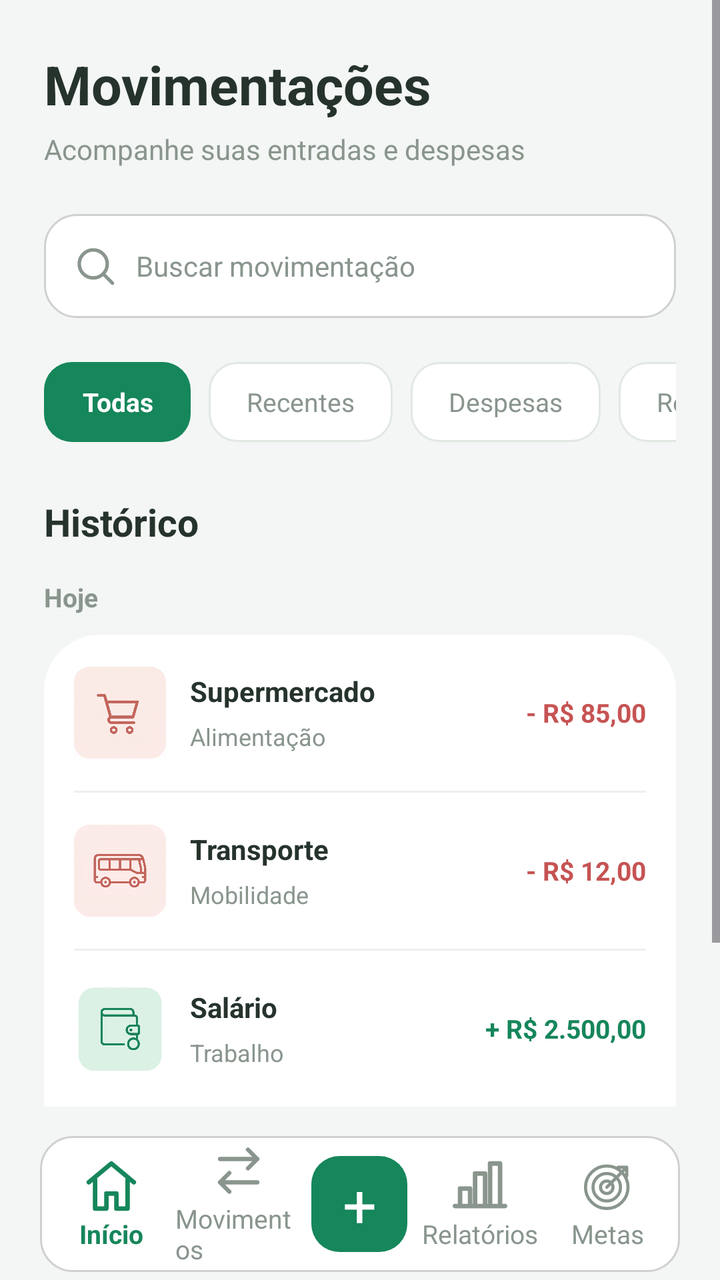
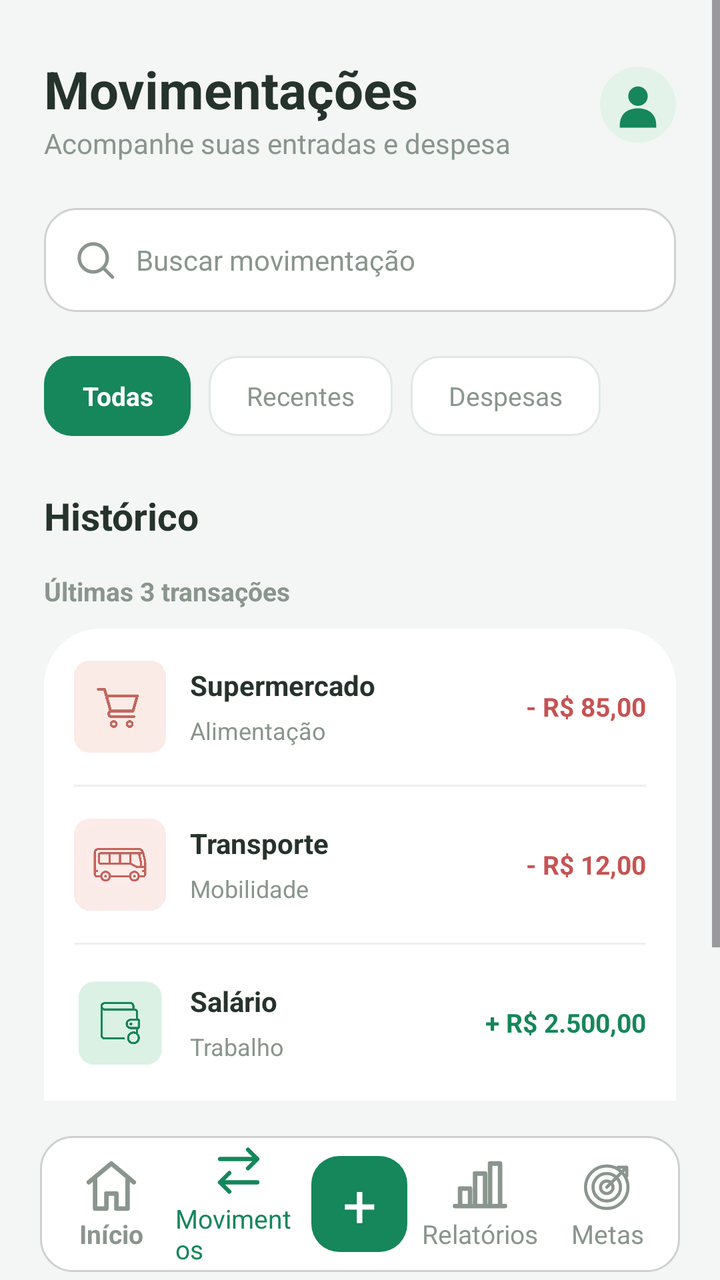

Compare the two renders of this Android layout. The source of the first and the diff that turns it into the second are given below.
<!-- AndroidManifest.xml: application theme Theme.Koin -->
<!-- res/layout/activity_movimentacao.xml -->
<?xml version="1.0" encoding="utf-8"?>
<LinearLayout xmlns:android="http://schemas.android.com/apk/res/android"
    android:id="@+id/main"
    android:layout_width="match_parent"
    android:layout_height="match_parent"
    android:orientation="vertical"
    android:background="#F3F6F4"
    android:fitsSystemWindows="true">

    <ScrollView
        android:layout_width="match_parent"
        android:layout_height="0dp"
        android:layout_weight="1"
        android:fillViewport="true"
        android:clipToPadding="false">

        <LinearLayout
            android:layout_width="match_parent"
            android:layout_height="wrap_content"
            android:orientation="vertical"
            android:paddingStart="22dp"
            android:paddingEnd="22dp"
            android:paddingTop="24dp"
            android:paddingBottom="18dp">

            <TextView
                android:layout_width="wrap_content"
                android:layout_height="wrap_content"
                android:text="Movimentações"
                android:textColor="#26332C"
                android:textSize="27sp"
                android:textStyle="bold" />

            <TextView
                android:layout_width="wrap_content"
                android:layout_height="wrap_content"
                android:layout_marginTop="5dp"
                android:text="Acompanhe suas entradas e despesas"
                android:textColor="#89958D"
                android:textSize="14sp" />

            <LinearLayout
                android:layout_width="match_parent"
                android:layout_height="52dp"
                android:layout_marginTop="23dp"
                android:background="@drawable/barra_busca"
                android:gravity="center_vertical"
                android:orientation="horizontal"
                android:paddingStart="15dp"
                android:paddingEnd="15dp">

                <ImageView
                    android:layout_width="21dp"
                    android:layout_height="21dp"
                    android:src="@drawable/icone_busca"
                    android:contentDescription="Buscar"
                    android:tint="#89958D" />

                <EditText
                    android:id="@+id/etBuscarMovimentacao"
                    android:layout_width="0dp"
                    android:layout_height="match_parent"
                    android:layout_weight="1"
                    android:layout_marginStart="10dp"
                    android:background="@android:color/transparent"
                    android:hint="Buscar movimentação"
                    android:singleLine="true"
                    android:inputType="text"
                    android:textColor="#26332C"
                    android:textColorHint="#89958D"
                    android:textSize="14sp" />

            </LinearLayout>

            <HorizontalScrollView
                android:layout_width="match_parent"
                android:layout_height="wrap_content"
                android:layout_marginTop="22dp"
                android:scrollbars="none">

                <LinearLayout
                    android:layout_width="wrap_content"
                    android:layout_height="wrap_content"
                    android:orientation="horizontal">

                    <TextView
                        android:id="@+id/filtroTodas"
                        android:layout_width="wrap_content"
                        android:layout_height="40dp"
                        android:background="@drawable/filtro_ativo"
                        android:gravity="center"
                        android:paddingStart="19dp"
                        android:paddingEnd="19dp"
                        android:text="Todas"
                        android:textColor="#FFFFFF"
                        android:textSize="13sp"
                        android:textStyle="bold" />

                    <TextView
                        android:id="@+id/filtroRecentes"
                        android:layout_width="wrap_content"
                        android:layout_height="40dp"
                        android:layout_marginStart="9dp"
                        android:background="@drawable/filtro_inativo"
                        android:gravity="center"
                        android:paddingStart="19dp"
                        android:paddingEnd="19dp"
                        android:text="Recentes"
                        android:textColor="#89958D"
                        android:textSize="13sp" />

                    <TextView
                        android:id="@+id/filtroDespesas"
                        android:layout_width="wrap_content"
                        android:layout_height="40dp"
                        android:layout_marginStart="9dp"
                        android:background="@drawable/filtro_inativo"
                        android:gravity="center"
                        android:paddingStart="19dp"
                        android:paddingEnd="19dp"
                        android:text="Despesas"
                        android:textColor="#89958D"
                        android:textSize="13sp" />

                    <TextView
                        android:id="@+id/filtroReceitas"
                        android:layout_width="wrap_content"
                        android:layout_height="40dp"
                        android:layout_marginStart="9dp"
                        android:background="@drawable/filtro_inativo"
                        android:gravity="center"
                        android:paddingStart="19dp"
                        android:paddingEnd="19dp"
                        android:text="Receitas"
                        android:textColor="#89958D"
                        android:textSize="13sp" />

                </LinearLayout>

            </HorizontalScrollView>

            <TextView
                android:layout_width="wrap_content"
                android:layout_height="wrap_content"
                android:layout_marginTop="27dp"
                android:text="Histórico"
                android:textColor="#26332C"
                android:textSize="19sp"
                android:textStyle="bold" />

            <TextView
                android:layout_width="wrap_content"
                android:layout_height="wrap_content"
                android:layout_marginTop="16dp"
                android:layout_marginBottom="10dp"
                android:text="Hoje"
                android:textColor="#89958D"
                android:textSize="13sp"
                android:textStyle="bold" />


            <LinearLayout
                android:id="@+id/containerMovimentacoes"
                android:layout_width="match_parent"
                android:layout_height="wrap_content"
                android:background="@drawable/card_koin"
                android:orientation="vertical"
                android:paddingStart="15dp"
                android:paddingEnd="15dp">


                <LinearLayout
                    android:layout_width="match_parent"
                    android:layout_height="78dp"
                    android:gravity="center_vertical"
                    android:orientation="horizontal">

                    <ImageView
                        android:layout_width="46dp"
                        android:layout_height="46dp"
                        android:src="@drawable/mercado_gasto"
                        android:contentDescription="Mercado"
                        android:scaleType="fitCenter" />

                    <LinearLayout
                        android:layout_width="0dp"
                        android:layout_height="wrap_content"
                        android:layout_weight="1"
                        android:layout_marginStart="12dp"
                        android:orientation="vertical">

                        <TextView
                            android:layout_width="wrap_content"
                            android:layout_height="wrap_content"
                            android:text="Supermercado"
                            android:textColor="#26332C"
                            android:textSize="14sp"
                            android:textStyle="bold" />

                        <TextView
                            android:layout_width="wrap_content"
                            android:layout_height="wrap_content"
                            android:layout_marginTop="5dp"
                            android:text="Alimentação"
                            android:textColor="#89958D"
                            android:textSize="12sp" />

                    </LinearLayout>

                    <TextView
                        android:layout_width="wrap_content"
                        android:layout_height="wrap_content"
                        android:text="- R$ 85,00"
                        android:textColor="#C65353"
                        android:textSize="13sp"
                        android:textStyle="bold" />

                </LinearLayout>

                <View
                    android:layout_width="match_parent"
                    android:layout_height="1dp"
                    android:background="#EDF0ED" />

                <LinearLayout
                    android:layout_width="match_parent"
                    android:layout_height="78dp"
                    android:gravity="center_vertical"
                    android:orientation="horizontal">

                    <ImageView
                        android:layout_width="46dp"
                        android:layout_height="46dp"
                        android:src="@drawable/transporte_gasto"
                        android:contentDescription="Transporte"
                        android:scaleType="fitCenter" />

                    <LinearLayout
                        android:layout_width="0dp"
                        android:layout_height="wrap_content"
                        android:layout_weight="1"
                        android:layout_marginStart="12dp"
                        android:orientation="vertical">

                        <TextView
                            android:layout_width="wrap_content"
                            android:layout_height="wrap_content"
                            android:text="Transporte"
                            android:textColor="#26332C"
                            android:textSize="14sp"
                            android:textStyle="bold" />

                        <TextView
                            android:layout_width="wrap_content"
                            android:layout_height="wrap_content"
                            android:layout_marginTop="5dp"
                            android:text="Mobilidade"
                            android:textColor="#89958D"
                            android:textSize="12sp" />

                    </LinearLayout>

                    <TextView
                        android:layout_width="wrap_content"
                        android:layout_height="wrap_content"
                        android:text="- R$ 12,00"
                        android:textColor="#C65353"
                        android:textSize="13sp"
                        android:textStyle="bold" />

                </LinearLayout>

                <View
                    android:layout_width="match_parent"
                    android:layout_height="1dp"
                    android:background="#EDF0ED" />

                <LinearLayout
                    android:layout_width="match_parent"
                    android:layout_height="78dp"
                    android:gravity="center_vertical"
                    android:orientation="horizontal">

                    <ImageView
                        android:layout_width="46dp"
                        android:layout_height="46dp"
                        android:src="@drawable/carteira"
                        android:contentDescription="Salário"
                        android:scaleType="fitCenter" />

                    <LinearLayout
                        android:layout_width="0dp"
                        android:layout_height="wrap_content"
                        android:layout_weight="1"
                        android:layout_marginStart="12dp"
                        android:orientation="vertical">

                        <TextView
                            android:layout_width="wrap_content"
                            android:layout_height="wrap_content"
                            android:text="Salário"
                            android:textColor="#26332C"
                            android:textSize="14sp"
                            android:textStyle="bold" />

                        <TextView
                            android:layout_width="wrap_content"
                            android:layout_height="wrap_content"
                            android:layout_marginTop="5dp"
                            android:text="Trabalho"
                            android:textColor="#89958D"
                            android:textSize="12sp" />

                    </LinearLayout>

                    <TextView
                        android:layout_width="wrap_content"
                        android:layout_height="wrap_content"
                        android:text="+ R$ 2.500,00"
                        android:textColor="#16865B"
                        android:textSize="13sp"
                        android:textStyle="bold" />

                </LinearLayout>

            </LinearLayout>

            <TextView
                android:layout_width="wrap_content"
                android:layout_height="wrap_content"
                android:layout_marginTop="22dp"
                android:layout_marginBottom="10dp"
                android:text="Movimentações anteriores"
                android:textColor="#89958D"
                android:textSize="13sp"
                android:textStyle="bold" />

            <TextView
                android:layout_width="match_parent"
                android:layout_height="wrap_content"
                android:padding="18dp"
                android:background="@drawable/card_koin"
                android:gravity="center"
                android:text="Seu histórico completo aparecerá aqui."
                android:textColor="#89958D"
                android:textSize="13sp" />

        </LinearLayout>

    </ScrollView>

    <LinearLayout
        android:id="@+id/layoutNavegacao"
        android:layout_width="match_parent"
        android:layout_height="68dp"
        android:layout_marginStart="20dp"
        android:layout_marginEnd="20dp"
        android:layout_marginTop="4dp"
        android:layout_marginBottom="4dp"
        android:background="@drawable/barra_busca"
        android:gravity="center"
        android:orientation="horizontal"
        android:paddingStart="4dp"
        android:paddingEnd="4dp">

        <LinearLayout
            android:id="@+id/navInicio"
            android:layout_width="0dp"
            android:layout_height="match_parent"
            android:layout_weight="1"
            android:gravity="center"
            android:orientation="vertical">

            <ImageView
                android:id="@+id/metas"
                android:layout_width="30dp"
                android:layout_height="30dp"
                android:contentDescription="Metas"
                android:scaleType="fitCenter"
                android:src="@drawable/icone_inicio" />

            <TextView
                android:layout_width="wrap_content"
                android:layout_height="wrap_content"
                android:text="Início"
                android:textColor="#16865B"
                android:textSize="13sp"
                android:textStyle="bold" />

        </LinearLayout>

        <LinearLayout
            android:id="@+id/navMovimentacoes"
            android:layout_width="0dp"
            android:layout_height="match_parent"
            android:layout_weight="1"
            android:gravity="center"
            android:orientation="vertical">

            <ImageView
                android:id="@+id/metas"
                android:layout_width="28dp"
                android:layout_height="30dp"
                android:contentDescription="Metas"
                android:scaleType="fitCenter"
                android:src="@drawable/icone_movimentacao" />

            <TextView
                android:layout_width="wrap_content"
                android:layout_height="wrap_content"
                android:text="Movimentos"
                android:textColor="#89958D"
                android:textSize="13sp" />

        </LinearLayout>

        <FrameLayout
            android:layout_width="0dp"
            android:layout_height="match_parent"
            android:layout_weight="0.9">

            <TextView
                android:id="@+id/btnAdicionarMovimento"
                android:layout_width="48dp"
                android:layout_height="48dp"
                android:layout_gravity="center"
                android:background="@drawable/botao_koin"
                android:gravity="center"
                android:text="+"
                android:textColor="#FFFFFF"
                android:textSize="30sp" />

        </FrameLayout>

        <LinearLayout
            android:id="@+id/navRelatorios"
            android:layout_width="0dp"
            android:layout_height="match_parent"
            android:layout_weight="1"
            android:gravity="center"
            android:orientation="vertical">

            <ImageView
                android:id="@+id/metas"
                android:layout_width="30dp"
                android:layout_height="30dp"
                android:contentDescription="Metas"
                android:scaleType="fitCenter"
                android:src="@drawable/icone_relatorios" />

            <TextView
                android:layout_width="wrap_content"
                android:layout_height="wrap_content"
                android:text="Relatórios"
                android:textColor="#89958D"
                android:textSize="13sp" />

        </LinearLayout>

        <LinearLayout
            android:id="@+id/navMetas"
            android:layout_width="0dp"
            android:layout_height="match_parent"
            android:layout_weight="1"
            android:gravity="center"
            android:orientation="vertical">

            <ImageView
                android:id="@+id/metas"
                android:layout_width="30dp"
                android:layout_height="30dp"
                android:contentDescription="Metas"
                android:scaleType="fitCenter"
                android:src="@drawable/icone_metas" />

            <TextView
                android:layout_width="wrap_content"
                android:layout_height="wrap_content"
                android:text="Metas"
                android:textColor="#89958D"
                android:textSize="13sp" />

        </LinearLayout>

    </LinearLayout>

</LinearLayout>
<!-- resources referenced by this layout -->
<resources>
  <!-- drawable barra_busca (drawable) -->
  <?xml version="1.0" encoding="utf-8"?>
  <shape xmlns:android="http://schemas.android.com/apk/res/android"
      android:shape="rectangle">
  
      <solid android:color="#FFFFFF" />
      <corners android:radius="16dp" />
  
      <stroke
          android:width="1dp"
          android:color="#CFD1CF" />
  
  </shape>
  <!-- drawable botao_koin (drawable) -->
  <?xml version="1.0" encoding="utf-8"?>
  <shape xmlns:android="http://schemas.android.com/apk/res/android">
      <solid android:color="#16865B" />
      <corners android:radius="14dp" />
  </shape>
  <!-- drawable card_koin (drawable) -->
  <?xml version="1.0" encoding="utf-8"?>
  <shape xmlns:android="http://schemas.android.com/apk/res/android">
      <solid android:color="#FFFFFF" />
      <corners
          android:topLeftRadius="28dp"
          android:topRightRadius="28dp" />
  </shape>
  <!-- drawable filtro_ativo (drawable) -->
  <?xml version="1.0" encoding="utf-8"?>
  <shape xmlns:android="http://schemas.android.com/apk/res/android"
      android:shape="rectangle">
  
      <solid android:color="#16865B" />
      <corners android:radius="14dp" />
  
  </shape>
  <!-- drawable filtro_inativo (drawable) -->
  <?xml version="1.0" encoding="utf-8"?>
  <shape xmlns:android="http://schemas.android.com/apk/res/android"
      android:shape="rectangle">
  
      <solid android:color="#FFFFFF" />
      <corners android:radius="14dp" />
  
      <stroke
          android:width="1dp"
          android:color="#E1E8E2" />
  
  </shape>
  <!-- drawable icone_inicio (drawable) -->
  <vector xmlns:android="http://schemas.android.com/apk/res/android"
      android:width="24dp"
      android:height="24dp"
      android:viewportWidth="24"
      android:viewportHeight="24">
      <path
          android:fillColor="@android:color/transparent"
          android:strokeColor="#16865B"
          android:strokeWidth="1.8"
          android:strokeLineCap="round"
          android:strokeLineJoin="round"
          android:pathData="M3,10.5 L12,3 L21,10.5 M5.5,9.5 V21 H10 V15 H14 V21 H18.5 V9.5"/>
  </vector>
  <!-- drawable icone_movimentacao (drawable) -->
  <vector xmlns:android="http://schemas.android.com/apk/res/android"
      android:width="24dp"
      android:height="24dp"
      android:viewportWidth="24"
      android:viewportHeight="24">
      <path
          android:fillColor="@android:color/transparent"
          android:strokeColor="#89958D"
          android:strokeWidth="1.8"
          android:strokeLineCap="round"
          android:strokeLineJoin="round"
          android:pathData="M4,7 H20 M16,3 L20,7 L16,11 M20,17 H4 M8,13 L4,17 L8,21"/>
  </vector>
  <!-- drawable icone_relatorios (drawable) -->
  <vector xmlns:android="http://schemas.android.com/apk/res/android"
      android:width="24dp"
      android:height="24dp"
      android:viewportWidth="24"
      android:viewportHeight="24">
      <path
          android:fillColor="@android:color/transparent"
          android:strokeColor="#89958D"
          android:strokeWidth="1.8"
          android:strokeLineCap="round"
          android:strokeLineJoin="round"
          android:pathData="M4,20 V13 H8 V20 M10,20 V7 H14 V20 M16,20 V3 H20 V20 M2,20 H22"/>
  </vector>
  <style name="Theme.Koin" parent="Base.Theme.Koin" />
  <style name="Base.Theme.Koin" parent="Theme.Material3.DayNight.NoActionBar">
          
          
      </style>
  <!-- unchanged entries left out for length: 5 -->
</resources>

<!-- the commit's change to res/layout/activity_movimentacao.xml (unified diff, before → after) -->
@@ -23,21 +23,49 @@
             android:paddingTop="24dp"
             android:paddingBottom="18dp">
 
-            <TextView
-                android:layout_width="wrap_content"
-                android:layout_height="wrap_content"
-                android:text="Movimentações"
-                android:textColor="#26332C"
-                android:textSize="27sp"
-                android:textStyle="bold" />
-
-            <TextView
-                android:layout_width="wrap_content"
-                android:layout_height="wrap_content"
-                android:layout_marginTop="5dp"
-                android:text="Acompanhe suas entradas e despesas"
-                android:textColor="#89958D"
-                android:textSize="14sp" />
+            <LinearLayout
+                android:layout_width="match_parent"
+                android:layout_height="wrap_content"
+                android:gravity="center_vertical"
+                android:orientation="horizontal">
+
+                <LinearLayout
+                    android:layout_width="0dp"
+                    android:layout_height="wrap_content"
+                    android:layout_weight="1"
+                    android:orientation="vertical">
+
+                    <TextView
+                        android:layout_width="wrap_content"
+                        android:layout_height="wrap_content"
+                        android:layout_marginTop="3dp"
+                        android:text="Movimentações"
+                        android:textColor="#26332C"
+                        android:textSize="26sp"
+                        android:textStyle="bold" />
+
+                    <TextView
+                        android:id="@+id/tvAcompanhamento"
+                        android:layout_width="wrap_content"
+                        android:layout_height="wrap_content"
+                        android:text="Acompanhe suas entradas e despesa"
+                        android:textColor="#89958D"
+                        android:textSize="14sp" />
+
+                </LinearLayout>
+
+                <ImageButton
+                    android:id="@+id/ivFotoPerfil"
+                    android:layout_width="38dp"
+                    android:layout_height="38dp"
+                    android:layout_marginStart="5dp"
+                    android:background="@drawable/icone_perfil"
+                    android:contentDescription="Foto do usuário"
+                    android:padding="2dp"
+                    android:scaleType="centerCrop"
+                    android:src="@drawable/icone_perfil" />
+
+            </LinearLayout>
 
             <LinearLayout
                 android:layout_width="match_parent"
@@ -122,19 +150,6 @@
                         android:textColor="#89958D"
                         android:textSize="13sp" />
 
-                    <TextView
-                        android:id="@+id/filtroReceitas"
-                        android:layout_width="wrap_content"
-                        android:layout_height="40dp"
-                        android:layout_marginStart="9dp"
-                        android:background="@drawable/filtro_inativo"
-                        android:gravity="center"
-                        android:paddingStart="19dp"
-                        android:paddingEnd="19dp"
-                        android:text="Receitas"
-                        android:textColor="#89958D"
-                        android:textSize="13sp" />
-
                 </LinearLayout>
 
             </HorizontalScrollView>
@@ -153,7 +168,7 @@
                 android:layout_height="wrap_content"
                 android:layout_marginTop="16dp"
                 android:layout_marginBottom="10dp"
-                android:text="Hoje"
+                android:text="Últimas 3 transações"
                 android:textColor="#89958D"
                 android:textSize="13sp"
                 android:textStyle="bold" />
@@ -377,13 +392,13 @@
                 android:layout_height="30dp"
                 android:contentDescription="Metas"
                 android:scaleType="fitCenter"
-                android:src="@drawable/icone_inicio" />
+                android:src="@drawable/icone_inicio_desativo" />
 
             <TextView
                 android:layout_width="wrap_content"
                 android:layout_height="wrap_content"
                 android:text="Início"
-                android:textColor="#16865B"
+                android:textColor="#89958D"
                 android:textSize="13sp"
                 android:textStyle="bold" />
 
@@ -403,13 +418,13 @@
                 android:layout_height="30dp"
                 android:contentDescription="Metas"
                 android:scaleType="fitCenter"
-                android:src="@drawable/icone_movimentacao" />
+                android:src="@drawable/icone_movimentacao_ativo" />
 
             <TextView
                 android:layout_width="wrap_content"
                 android:layout_height="wrap_content"
                 android:text="Movimentos"
-                android:textColor="#89958D"
+                android:textColor="#16865B"
                 android:textSize="13sp" />
 
         </LinearLayout>
<!-- resource entries referenced after the edit -->
@@ -49,7 +49,21 @@
           android:color="#E1E8E2" />
   
   </shape>
-  <!-- drawable icone_inicio (drawable) -->
+  <!-- drawable icone_inicio_desativo (drawable) -->
+  <vector xmlns:android="http://schemas.android.com/apk/res/android"
+      android:width="24dp"
+      android:height="24dp"
+      android:viewportWidth="24"
+      android:viewportHeight="24">
+      <path
+          android:fillColor="@android:color/transparent"
+          android:strokeColor="#89958D"
+          android:strokeWidth="1.8"
+          android:strokeLineCap="round"
+          android:strokeLineJoin="round"
+          android:pathData="M3,10.5 L12,3 L21,10.5 M5.5,9.5 V21 H10 V15 H14 V21 H18.5 V9.5"/>
+  </vector>
+  <!-- drawable icone_movimentacao_ativo (drawable) -->
   <vector xmlns:android="http://schemas.android.com/apk/res/android"
       android:width="24dp"
       android:height="24dp"
@@ -61,21 +75,27 @@
           android:strokeWidth="1.8"
           android:strokeLineCap="round"
           android:strokeLineJoin="round"
-          android:pathData="M3,10.5 L12,3 L21,10.5 M5.5,9.5 V21 H10 V15 H14 V21 H18.5 V9.5"/>
+          android:pathData="M4,7 H20 M16,3 L20,7 L16,11 M20,17 H4 M8,13 L4,17 L8,21"/>
   </vector>
-  <!-- drawable icone_movimentacao (drawable) -->
+  <!-- drawable icone_perfil (drawable) -->
   <vector xmlns:android="http://schemas.android.com/apk/res/android"
-      android:width="24dp"
-      android:height="24dp"
-      android:viewportWidth="24"
-      android:viewportHeight="24">
+      android:width="56dp"
+      android:height="56dp"
+      android:viewportWidth="56"
+      android:viewportHeight="56">
+  
       <path
-          android:fillColor="@android:color/transparent"
-          android:strokeColor="#89958D"
-          android:strokeWidth="1.8"
-          android:strokeLineCap="round"
-          android:strokeLineJoin="round"
-          android:pathData="M4,7 H20 M16,3 L20,7 L16,11 M20,17 H4 M8,13 L4,17 L8,21"/>
+          android:fillColor="#E3F3E9"
+          android:pathData="M28,0 A28,28 0,1 0,28 56 A28,28 0,1 0,28 0" />
+  
+      <path
+          android:fillColor="#16865B"
+          android:pathData="M28,13 A8,8 0,1 0,28 29 A8,8 0,1 0,28 13" />
+  
+      <path
+          android:fillColor="#16865B"
+          android:pathData="M13,45 C13,36 19,31 28,31 C37,31 43,36 43,45 L43,47 L13,47 Z" />
+  
   </vector>
   <!-- drawable icone_relatorios (drawable) -->
   <vector xmlns:android="http://schemas.android.com/apk/res/android"
